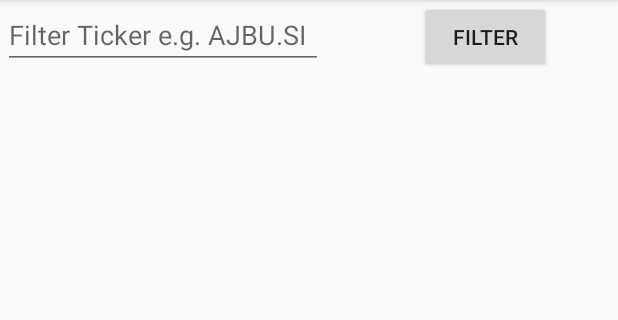
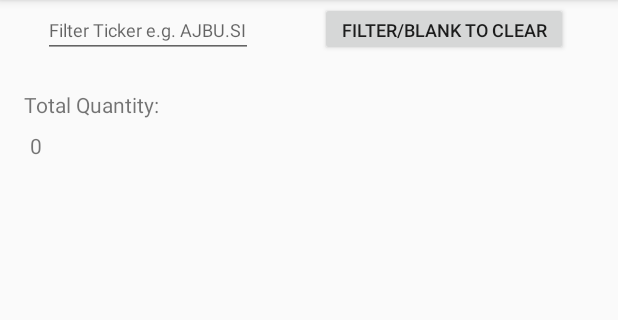
Before and after one commit to artc95/keepup, an Android app: the Portfolio screen opened directly, with no data from a screen before it, on a phone screen of 412 x 824 dp, the part 84-404 px from its top. Run offline under Robolectric (Android 15) with nearby library versions, the phone set to English and light mode, and no system bars; our stand-ins replace Firebase (no records; nobody signed in at launch, a user with empty details on screens opened directly).

Commit message:
v2.3 - Added functions to Portfolio:
-- Filter blank to Reset Portfolio
--- FilterTicker() method will display entire portfolio if Ticker input is blank i.e. ""

-- Calculate and display total Quantity
--- QtySum() method adds and displays total quantity of shares displayed

```diff
--- a/app/src/main/java/artc/artc/keepup/Portfolio.java
+++ b/app/src/main/java/artc/artc/keepup/Portfolio.java
@@ -9,15 +9,20 @@ import android.view.ViewGroup;
 import android.view.View;
 import android.widget.EditText;
 import android.widget.Button;
+import android.widget.TextView;
+import android.text.TextUtils;
 
 import androidx.recyclerview.widget.LinearLayoutManager;
 import androidx.recyclerview.widget.RecyclerView;
 
+import com.google.firebase.database.DataSnapshot;
+import com.google.firebase.database.DatabaseError;
 import com.google.firebase.database.DatabaseReference;
 import com.google.firebase.database.FirebaseDatabase;
 import com.google.firebase.database.Query;
 import com.firebase.ui.database.FirebaseRecyclerOptions;
 import com.firebase.ui.database.FirebaseRecyclerAdapter;
+import com.google.firebase.database.ValueEventListener;
 
 public class Portfolio extends AppCompatActivity {
 
@@ -30,6 +35,8 @@ public class Portfolio extends AppCompatActivity {
 
     EditText filterTicker;
     Button buttonFilter;
+
+    TextView totalQty;
 
     @Override
     protected void onStart() {
@@ -48,14 +55,14 @@ public class Portfolio extends AppCompatActivity {
         super.onCreate(savedInstanceState);
         setContentView(R.layout.activity_portfolio);
 
+        databaseShares = FirebaseDatabase.getInstance().getReference();
+        QtySum(databaseShares);
+
         recyclerPortfolio = findViewById(R.id.recyclerPortfolio);
         recyclerPortfolio.setHasFixedSize(true);
         recyclerPortfolio.setLayoutManager(new LinearLayoutManager(this));
 
-        databaseShares = FirebaseDatabase.getInstance().getReference();
-
         options = new FirebaseRecyclerOptions.Builder<Shares>().setQuery(databaseShares, Shares.class).build();
-
         adapter = new FirebaseRecyclerAdapter<Shares, PortfolioViewHolder>(options) {
             @Override
             protected void onBindViewHolder(@NonNull PortfolioViewHolder holder, int position, @NonNull Shares shares) {
@@ -71,11 +78,9 @@ public class Portfolio extends AppCompatActivity {
                 return new PortfolioViewHolder(LayoutInflater.from(Portfolio.this).inflate(R.layout.portfolio_item_layout, viewGroup, false));
             }
         };
-
         recyclerPortfolio.setAdapter(adapter);
 
         filterTicker = findViewById(R.id.filterTicker);
-
         buttonFilter = findViewById(R.id.buttonFilter);
         buttonFilter.setOnClickListener(new View.OnClickListener() {
             @Override
@@ -90,10 +95,34 @@ public class Portfolio extends AppCompatActivity {
     private void FilterTicker() {
         String filter_ticker = filterTicker.getText().toString();
         filterTicker.setText("");
+
+        if(filter_ticker.equals("")){
+            // Filter without filter_ticker input displays entire portfolio
+            databaseShares = FirebaseDatabase.getInstance().getReference();
+            QtySum(databaseShares);
+            options = new FirebaseRecyclerOptions.Builder<Shares>().setQuery(databaseShares, Shares.class).build();
+            adapter = new FirebaseRecyclerAdapter<Shares, PortfolioViewHolder>(options) {
+                @Override
+                protected void onBindViewHolder(@NonNull PortfolioViewHolder holder, int position, @NonNull Shares shares) {
+                    holder.sharesTimestamp.setText(shares.getSharesTimestamp());
+                    holder.sharesTicker.setText(shares.getSharesTicker());
+                    holder.sharesPrice.setText(shares.getSharesPrice());
+                    holder.sharesQty.setText(shares.getSharesQty());
+                }
+
+                @NonNull
+                @Override
+                public PortfolioViewHolder onCreateViewHolder(@NonNull ViewGroup viewGroup, int i) {
+                    return new PortfolioViewHolder(LayoutInflater.from(Portfolio.this).inflate(R.layout.portfolio_item_layout, viewGroup, false));
+                }
+            };
+            recyclerPortfolio.setAdapter(adapter);
+            adapter.startListening();
+        } else {
             databaseSearch = databaseShares.orderByChild("sharesTicker").equalTo(filter_ticker);
+            QtySum(databaseSearch);
 
             options = new FirebaseRecyclerOptions.Builder<Shares>().setQuery(databaseSearch, Shares.class).build();
-
             adapter = new FirebaseRecyclerAdapter<Shares, PortfolioViewHolder>(options) {
                 @Override
                 protected void onBindViewHolder(@NonNull PortfolioViewHolder holder, int position, @NonNull Shares shares) {
@@ -114,3 +143,27 @@ public class Portfolio extends AppCompatActivity {
             adapter.startListening();
         }
     }
+
+    private void QtySum(Query database) {
+        totalQty = findViewById(R.id.totalQty);
+
+        database.addValueEventListener(new ValueEventListener() {
+            @Override
+            public void onDataChange(@NonNull DataSnapshot dataSnapshot) {
+                int total_qty = 0;
+
+                for (DataSnapshot data:dataSnapshot.getChildren()){
+                    Shares shares = data.getValue(Shares.class);
+                    int qty = Integer.parseInt(shares.getSharesQty());
+                    total_qty = total_qty + qty;
+                }
+
+                totalQty.setText(String.format("%d", total_qty));
+            }
+
+            @Override
+            public void onCancelled(@NonNull DatabaseError databaseError) {
+            }
+        });
+    }
+}
--- a/app/src/main/res/layout/activity_portfolio.xml
+++ b/app/src/main/res/layout/activity_portfolio.xml
@@ -8,8 +8,8 @@
 
     <androidx.recyclerview.widget.RecyclerView
         android:id="@+id/recyclerPortfolio"
-        android:layout_width="409dp"
-        android:layout_height="549dp"
+        android:layout_width="411dp"
+        android:layout_height="484dp"
         app:layout_constraintBottom_toBottomOf="parent"
         app:layout_constraintEnd_toEndOf="parent"
         app:layout_constraintHorizontal_bias="1.0"
@@ -24,23 +24,49 @@
         android:ems="10"
         android:hint="@string/filter_ticker"
         android:inputType="textPersonName"
+        android:textSize="12sp"
         app:layout_constraintBottom_toBottomOf="parent"
         app:layout_constraintEnd_toEndOf="parent"
-        app:layout_constraintHorizontal_bias="0.01"
+        app:layout_constraintHorizontal_bias="0.105"
         app:layout_constraintStart_toStartOf="parent"
         app:layout_constraintTop_toTopOf="parent"
-        app:layout_constraintVertical_bias="0.001" />
+        app:layout_constraintVertical_bias="0.002" />
 
     <Button
         android:id="@+id/buttonFilter"
+        android:layout_width="165dp"
+        android:layout_height="36dp"
+        android:text="@string/filter"
+        android:textSize="12sp"
+        app:layout_constraintBottom_toBottomOf="parent"
+        app:layout_constraintEnd_toEndOf="parent"
+        app:layout_constraintHorizontal_bias="0.865"
+        app:layout_constraintStart_toStartOf="parent"
+        app:layout_constraintTop_toTopOf="parent"
+        app:layout_constraintVertical_bias="0.002" />
+
+    <TextView
+        android:id="@+id/totalQty"
         android:layout_width="wrap_content"
         android:layout_height="wrap_content"
-        android:text="@string/filter"
+        android:text="@string/total_quantity"
         app:layout_constraintBottom_toBottomOf="parent"
         app:layout_constraintEnd_toEndOf="parent"
-        app:layout_constraintHorizontal_bias="0.863"
+        app:layout_constraintHorizontal_bias="0.05"
         app:layout_constraintStart_toStartOf="parent"
         app:layout_constraintTop_toTopOf="parent"
-        app:layout_constraintVertical_bias="0.001" />
+        app:layout_constraintVertical_bias="0.117" />
+
+    <TextView
+        android:id="@+id/Total_Qty"
+        android:layout_width="wrap_content"
+        android:layout_height="wrap_content"
+        android:text="@string/total_quantity"
+        app:layout_constraintBottom_toBottomOf="parent"
+        app:layout_constraintEnd_toEndOf="parent"
+        app:layout_constraintHorizontal_bias="0.05"
+        app:layout_constraintStart_toStartOf="parent"
+        app:layout_constraintTop_toTopOf="parent"
+        app:layout_constraintVertical_bias="0.08" />
 
 </androidx.constraintlayout.widget.ConstraintLayout>
--- a/app/src/main/res/values/strings.xml
+++ b/app/src/main/res/values/strings.xml
@@ -7,5 +7,6 @@
     <string name="add_shares">Add</string>
     <string name="portfolio">Portfolio</string>
     <string name="filter_ticker">Filter Ticker e.g. AJBU.SI</string>
-    <string name="filter">Filter</string>
+    <string name="filter">Filter/Blank to Clear</string>
+    <string name="total_quantity">Total Quantity:</string>
 </resources>
```
Lines whose indentation alone changed are shown as unchanged.
